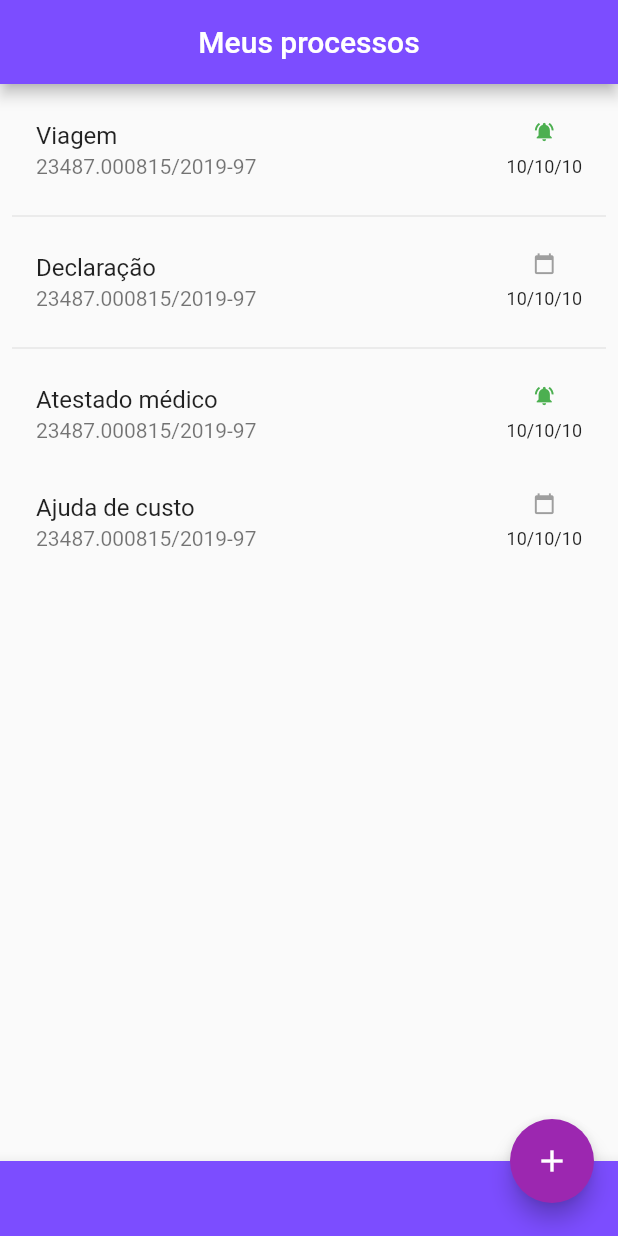
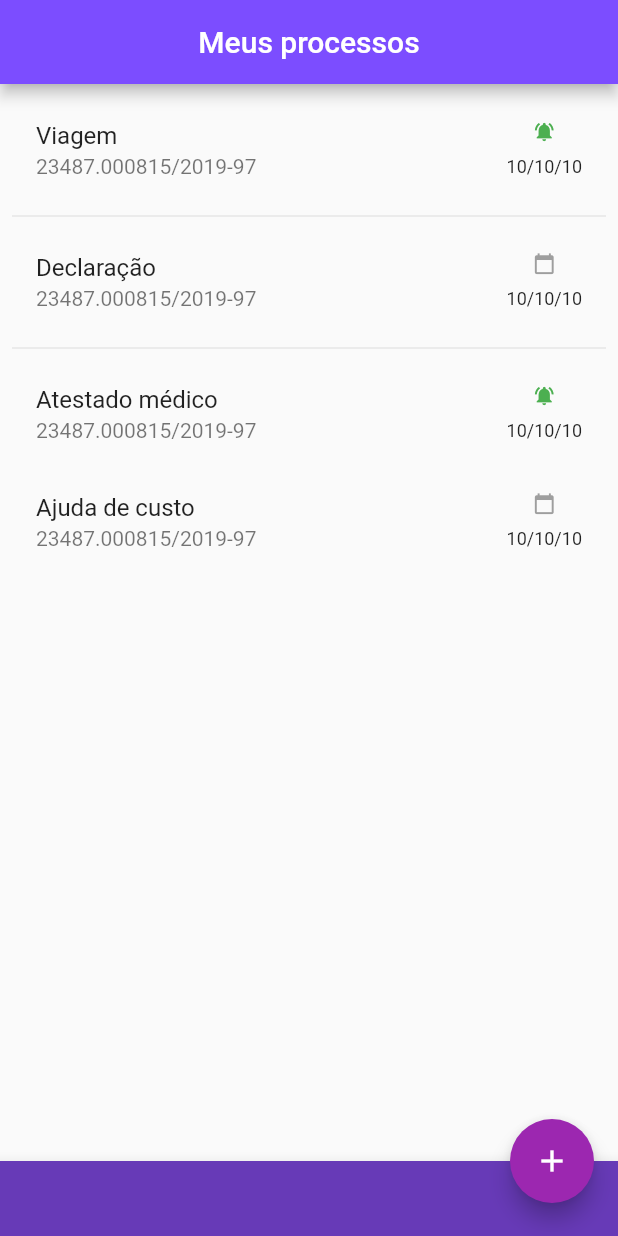
Before and after one commit to DennisVerissimo/webscraper_sei, a Flutter app: the screen it shows after launch, after a tap on the "line style" icon, on a phone screen of 412 x 824 dp. Run offline on Flutter 3.47's test engine with Material 2 defaults, Android fonts, the phone set to English and light mode, and no system bars.

Commit message:
Tela inicial botao em baixo

```diff
--- a/scrap_sei/lib/ui/meus_processos.dart
+++ b/scrap_sei/lib/ui/meus_processos.dart
@@ -35,8 +35,9 @@ class _MeusProcessosState extends State<MeusProcessos> {
 
       ),
       bottomNavigationBar: BottomAppBar(
-        color: Colors.deepPurpleAccent,
-        child: Container(height: 50.0,),
+        color: Colors.deepPurple,
+        child: Container(
+          height: 50.0,),
       ),
       floatingActionButtonLocation: FloatingActionButtonLocation.endDocked,
 
@@ -44,6 +45,7 @@ class _MeusProcessosState extends State<MeusProcessos> {
         backgroundColor: Colors.deepPurpleAccent,
         title: Text("Meus processos", style: TextStyle(color: Colors.white),),
         centerTitle: true,
+
       ),
 
       body: Container(
--- a/scrap_sei/lib/ui/novo_processo.dart
+++ b/scrap_sei/lib/ui/novo_processo.dart
@@ -25,25 +25,23 @@ class _NovoProcessoState extends State<NovoProcesso> {
 
     return Scaffold(
 
+
+      floatingActionButton: FloatingActionButton(
+        child: Icon(Icons.line_style,),
+        backgroundColor: Colors.purple,
+        onPressed: irParaMeusProcessos,
+
+      ),
       bottomNavigationBar: BottomAppBar(
-        color: Colors.deepPurpleAccent,
-          child: SizedBox(
-            //child:
-              //Container(
-                width: 20,
-                height: 50,
-                child: FlatButton(onPressed: irParaMeusProcessos,
-                child: Icon(Icons.line_style, color: Colors.white,),),
-              //),
-              //height: 50.0,
-          ),
-        ),
+        color: Colors.deepPurple,
+        child: Container(height: 50.0,),
+      ),
 
-
-
+      floatingActionButtonLocation: FloatingActionButtonLocation.centerDocked,
 
       backgroundColor: Colors.white,
       appBar: AppBar(
+
         backgroundColor: Colors.deepPurpleAccent,
         title: Text("Adicionar processo", style: TextStyle(color: Colors.white) ),
         centerTitle: true,
```
